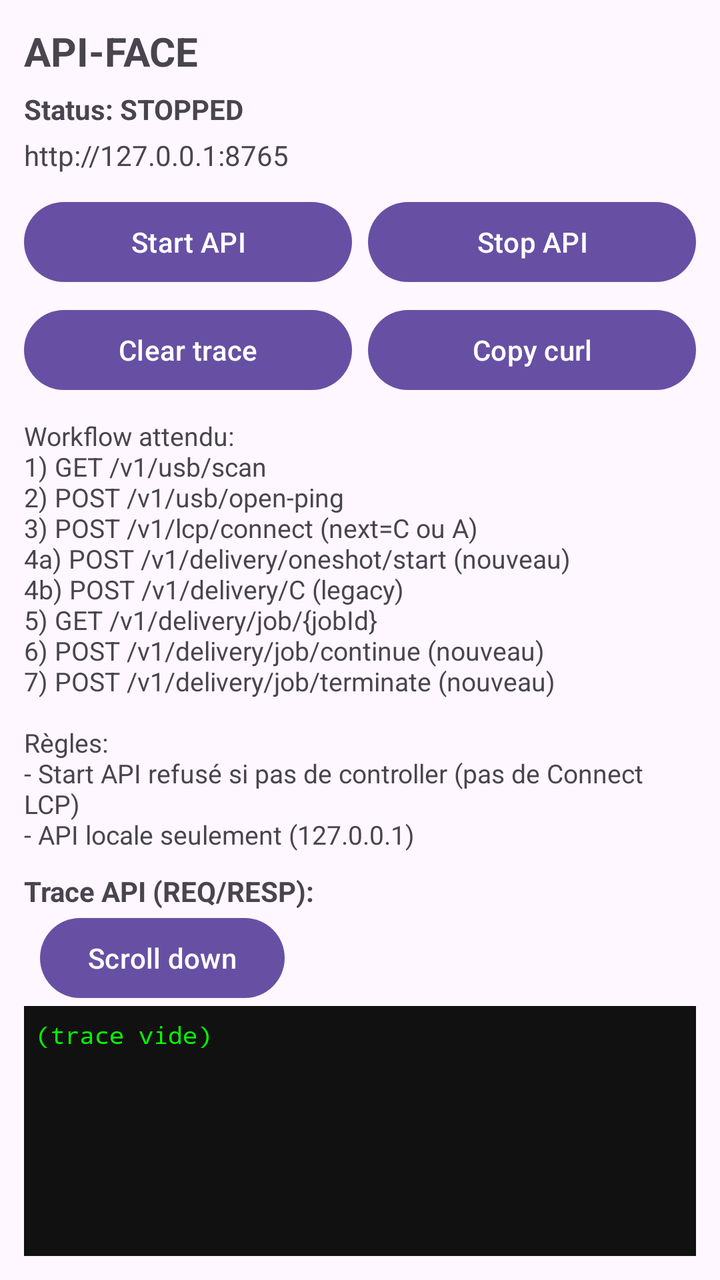
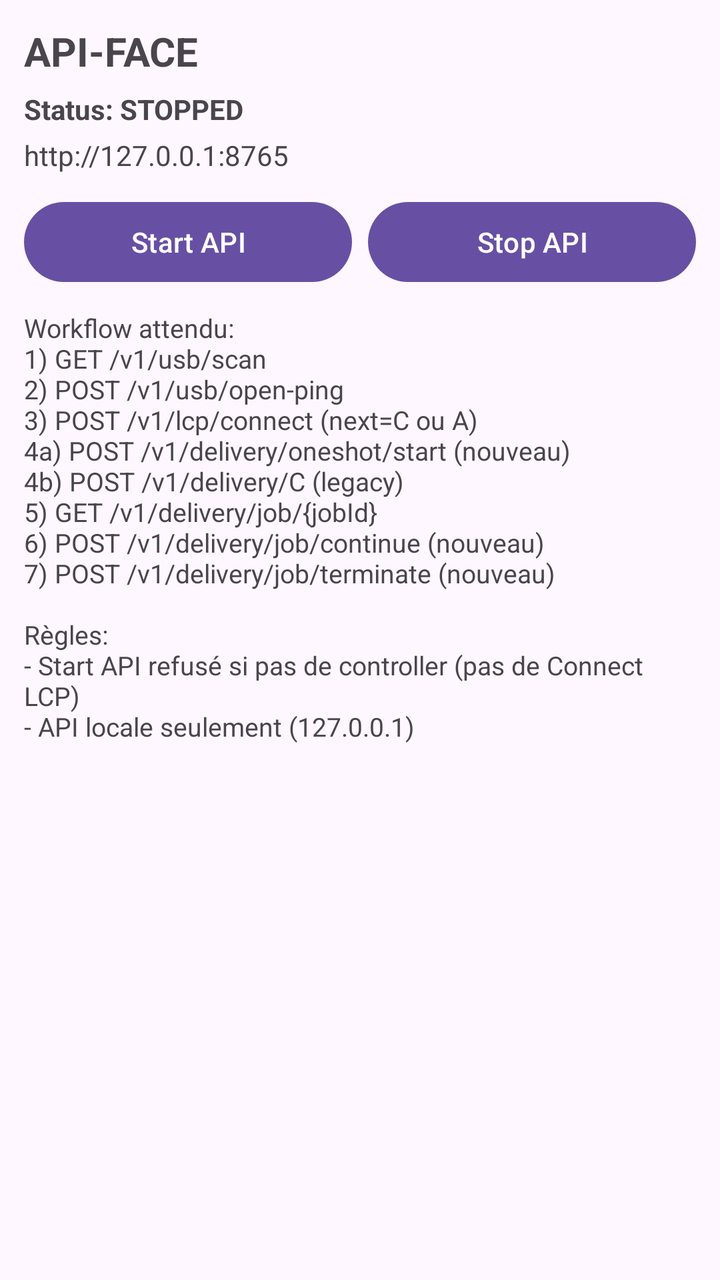

An Android layout rendered at two revisions. The XML below is the earlier revision; the diff shows what the commit changed to produce the second picture.
<!-- AndroidManifest.xml: application theme Theme.Material3.DayNight.NoActionBar -->
<!-- res/layout/fragment_api_face.xml -->
<LinearLayout xmlns:android="http://schemas.android.com/apk/res/android"
    android:id="@+id/apiFaceRoot"
    android:layout_width="match_parent"
    android:layout_height="match_parent"
    android:orientation="vertical"
    android:padding="12dp">

    <TextView
        android:id="@+id/txtApiTitle"
        android:layout_width="match_parent"
        android:layout_height="wrap_content"
        android:text="API-FACE"
        android:textStyle="bold"
        android:textSize="20sp"/>

    <TextView
        android:id="@+id/txtApiStatus"
        android:layout_width="match_parent"
        android:layout_height="wrap_content"
        android:text="Status: STOPPED"
        android:textStyle="bold"
        android:paddingTop="6dp"/>

    <TextView
        android:id="@+id/txtApiUrl"
        android:layout_width="match_parent"
        android:layout_height="wrap_content"
        android:text="http://127.0.0.1:8765"
        android:textIsSelectable="true"
        android:paddingTop="4dp"/>

    
    <LinearLayout
        android:layout_width="match_parent"
        android:layout_height="wrap_content"
        android:orientation="horizontal"
        android:paddingTop="10dp">

        <Button
            android:id="@+id/btnApiStart"
            android:layout_width="0dp"
            android:layout_height="wrap_content"
            android:layout_weight="1"
            android:text="Start API"/>

        <Button
            android:id="@+id/btnApiStop"
            android:layout_width="0dp"
            android:layout_height="wrap_content"
            android:layout_weight="1"
            android:layout_marginStart="8dp"
            android:text="Stop API"/>
    </LinearLayout>

    
    <LinearLayout
        android:layout_width="match_parent"
        android:layout_height="wrap_content"
        android:orientation="horizontal"
        android:paddingTop="6dp">

        <Button
            android:id="@+id/btnApiClearTrace"
            android:layout_width="0dp"
            android:layout_height="wrap_content"
            android:layout_weight="1"
            android:text="Clear trace"/>

        <Button
            android:id="@+id/btnApiCopyCurl"
            android:layout_width="0dp"
            android:layout_height="wrap_content"
            android:layout_weight="1"
            android:layout_marginStart="8dp"
            android:text="Copy curl"/>
    </LinearLayout>

    <TextView
        android:id="@+id/txtApiHowTo"
        android:layout_width="match_parent"
        android:layout_height="wrap_content"
        android:paddingTop="10dp"
        android:text="Workflow attendu:\n1) GET /v1/usb/scan\n2) POST /v1/usb/open-ping\n3) POST /v1/lcp/connect (next=C ou A)\n4a) POST /v1/delivery/oneshot/start (nouveau)\n4b) POST /v1/delivery/C (legacy)\n5) GET /v1/delivery/job/{jobId}\n6) POST /v1/delivery/job/continue (nouveau)\n7) POST /v1/delivery/job/terminate (nouveau)\n\nRègles:\n- Start API refusé si pas de controller (pas de Connect LCP)\n- API locale seulement (127.0.0.1)"
        android:textSize="13sp"/>

    <TextView
        android:id="@+id/txtApiTraceTitle"
        android:layout_width="match_parent"
        android:layout_height="wrap_content"
        android:text="Trace API (REQ/RESP):"
        android:textStyle="bold"
        android:paddingTop="10dp"/>

    <Button
        android:id="@+id/apiTraceScrollDown"
        android:layout_width="wrap_content"
        android:layout_height="wrap_content"
        android:layout_marginStart="8dp"
        android:text="Scroll down" />
        
    <ScrollView
        android:id="@+id/apiTraceScroll"
        android:layout_width="match_parent"
        android:layout_height="0dp"
        android:layout_weight="1"
        android:fillViewport="true"
        android:background="#111111"
        android:padding="6dp">

        <TextView
            android:id="@+id/txtApiTrace"
            android:layout_width="match_parent"
            android:layout_height="wrap_content"
            android:typeface="monospace"
            android:textSize="12sp"
            android:textColor="#00FF00"
            android:textIsSelectable="true"
            android:text="(trace vide)"/>
    </ScrollView>

</LinearLayout>
<!-- resources referenced by this layout -->
<resources>

</resources>

<!-- the commit's change to res/layout/fragment_api_face.xml (unified diff, before → after) -->
@@ -11,7 +11,7 @@
         android:layout_height="wrap_content"
         android:text="API-FACE"
         android:textStyle="bold"
-        android:textSize="20sp"/>
+        android:textSize="20sp" />
 
     <TextView
         android:id="@+id/txtApiStatus"
@@ -19,7 +19,7 @@
         android:layout_height="wrap_content"
         android:text="Status: STOPPED"
         android:textStyle="bold"
-        android:paddingTop="6dp"/>
+        android:paddingTop="6dp" />
 
     <TextView
         android:id="@+id/txtApiUrl"
@@ -27,7 +27,7 @@
         android:layout_height="wrap_content"
         android:text="http://127.0.0.1:8765"
         android:textIsSelectable="true"
-        android:paddingTop="4dp"/>
+        android:paddingTop="4dp" />
 
     
     <LinearLayout
@@ -41,7 +41,7 @@
             android:layout_width="0dp"
             android:layout_height="wrap_content"
             android:layout_weight="1"
-            android:text="Start API"/>
+            android:text="Start API" />
 
         <Button
             android:id="@+id/btnApiStop"
@@ -49,30 +49,7 @@
             android:layout_height="wrap_content"
             android:layout_weight="1"
             android:layout_marginStart="8dp"
-            android:text="Stop API"/>
-    </LinearLayout>
-
-    
-    <LinearLayout
-        android:layout_width="match_parent"
-        android:layout_height="wrap_content"
-        android:orientation="horizontal"
-        android:paddingTop="6dp">
-
-        <Button
-            android:id="@+id/btnApiClearTrace"
-            android:layout_width="0dp"
-            android:layout_height="wrap_content"
-            android:layout_weight="1"
-            android:text="Clear trace"/>
-
-        <Button
-            android:id="@+id/btnApiCopyCurl"
-            android:layout_width="0dp"
-            android:layout_height="wrap_content"
-            android:layout_weight="1"
-            android:layout_marginStart="8dp"
-            android:text="Copy curl"/>
+            android:text="Stop API" />
     </LinearLayout>
 
     <TextView
@@ -81,41 +58,6 @@
         android:layout_height="wrap_content"
         android:paddingTop="10dp"
         android:text="Workflow attendu:\n1) GET /v1/usb/scan\n2) POST /v1/usb/open-ping\n3) POST /v1/lcp/connect (next=C ou A)\n4a) POST /v1/delivery/oneshot/start (nouveau)\n4b) POST /v1/delivery/C (legacy)\n5) GET /v1/delivery/job/{jobId}\n6) POST /v1/delivery/job/continue (nouveau)\n7) POST /v1/delivery/job/terminate (nouveau)\n\nRègles:\n- Start API refusé si pas de controller (pas de Connect LCP)\n- API locale seulement (127.0.0.1)"
-        android:textSize="13sp"/>
-
-    <TextView
-        android:id="@+id/txtApiTraceTitle"
-        android:layout_width="match_parent"
-        android:layout_height="wrap_content"
-        android:text="Trace API (REQ/RESP):"
-        android:textStyle="bold"
-        android:paddingTop="10dp"/>
-
-    <Button
-        android:id="@+id/apiTraceScrollDown"
-        android:layout_width="wrap_content"
-        android:layout_height="wrap_content"
-        android:layout_marginStart="8dp"
-        android:text="Scroll down" />
-        
-    <ScrollView
-        android:id="@+id/apiTraceScroll"
-        android:layout_width="match_parent"
-        android:layout_height="0dp"
-        android:layout_weight="1"
-        android:fillViewport="true"
-        android:background="#111111"
-        android:padding="6dp">
-
-        <TextView
-            android:id="@+id/txtApiTrace"
-            android:layout_width="match_parent"
-            android:layout_height="wrap_content"
-            android:typeface="monospace"
-            android:textSize="12sp"
-            android:textColor="#00FF00"
-            android:textIsSelectable="true"
-            android:text="(trace vide)"/>
-    </ScrollView>
+        android:textSize="13sp" />
 
 </LinearLayout>
